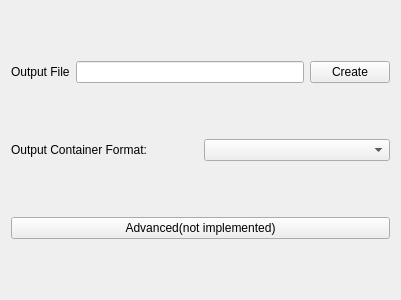
lexa/ffmpeg-gui, file ChooseFileFormat.ui: the form before one commit.
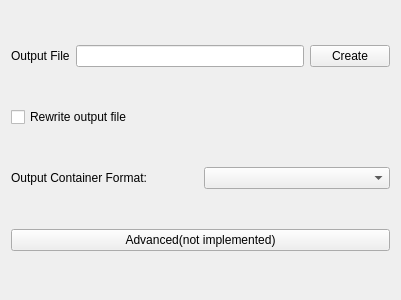
The form after the commit.

The edit to the form file:
```diff
--- a/ChooseFileFormat.ui
+++ b/ChooseFileFormat.ui
@@ -41,6 +41,13 @@
      </item>
     </layout>
    </item>
+   <item>
+    <widget class="QCheckBox" name="rewrite">
+     <property name="text">
+      <string>Rewrite output file</string>
+     </property>
+    </widget>
+   </item>
    <item>
     <layout class="QHBoxLayout" name="horizontalLayout_2">
      <item>
```
